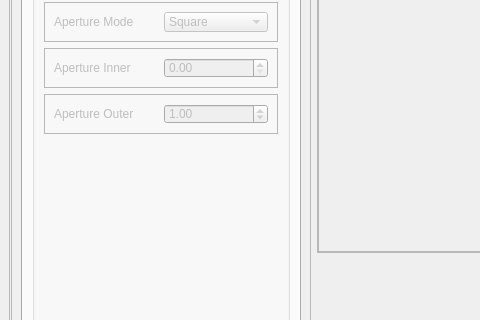
Above: src/lens_simulation/UI/qtdesigner_files/LensCreator.ui from DeMarcoLab/juno before the change; both pictures show x 0 to 480 and y 83 to 403 of the 991 by 633 pixel window. Below: the same form after it.
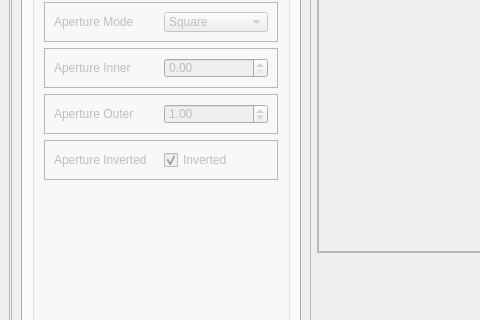
That is the form after the change. The open tabs and pages were chosen to show the change.

Commit message: add aperture basics

Diff of the .ui file:
```diff
--- a/src/lens_simulation/UI/qtdesigner_files/LensCreator.ui
+++ b/src/lens_simulation/UI/qtdesigner_files/LensCreator.ui
@@ -1249,6 +1249,47 @@
                    </layout>
                   </widget>
                  </item>
+                 <item>
+                  <widget class="QFrame" name="frame_ApertureInverted">
+                   <property name="enabled">
+                    <bool>false</bool>
+                   </property>
+                   <property name="maximumSize">
+                    <size>
+                     <width>16777215</width>
+                     <height>40</height>
+                    </size>
+                   </property>
+                   <property name="frameShape">
+                    <enum>QFrame::StyledPanel</enum>
+                   </property>
+                   <property name="frameShadow">
+                    <enum>QFrame::Raised</enum>
+                   </property>
+                   <layout class="QHBoxLayout" name="horizontalLayout_16">
+                    <item>
+                     <widget class="QLabel" name="label_ApertureInverted">
+                      <property name="text">
+                       <string>Aperture Inverted</string>
+                      </property>
+                     </widget>
+                    </item>
+                    <item>
+                     <widget class="QCheckBox" name="checkBox_ApertureInverted">
+                      <property name="enabled">
+                       <bool>false</bool>
+                      </property>
+                      <property name="text">
+                       <string>Inverted</string>
+                      </property>
+                      <property name="checked">
+                       <bool>true</bool>
+                      </property>
+                     </widget>
+                    </item>
+                   </layout>
+                  </widget>
+                 </item>
                  <item>
                   <spacer name="verticalSpacer_Truncation_2">
                    <property name="orientation">
```
Left out of the diff: 6 changed lines with no effect on the pictures. The commit also changes 2 other files.
